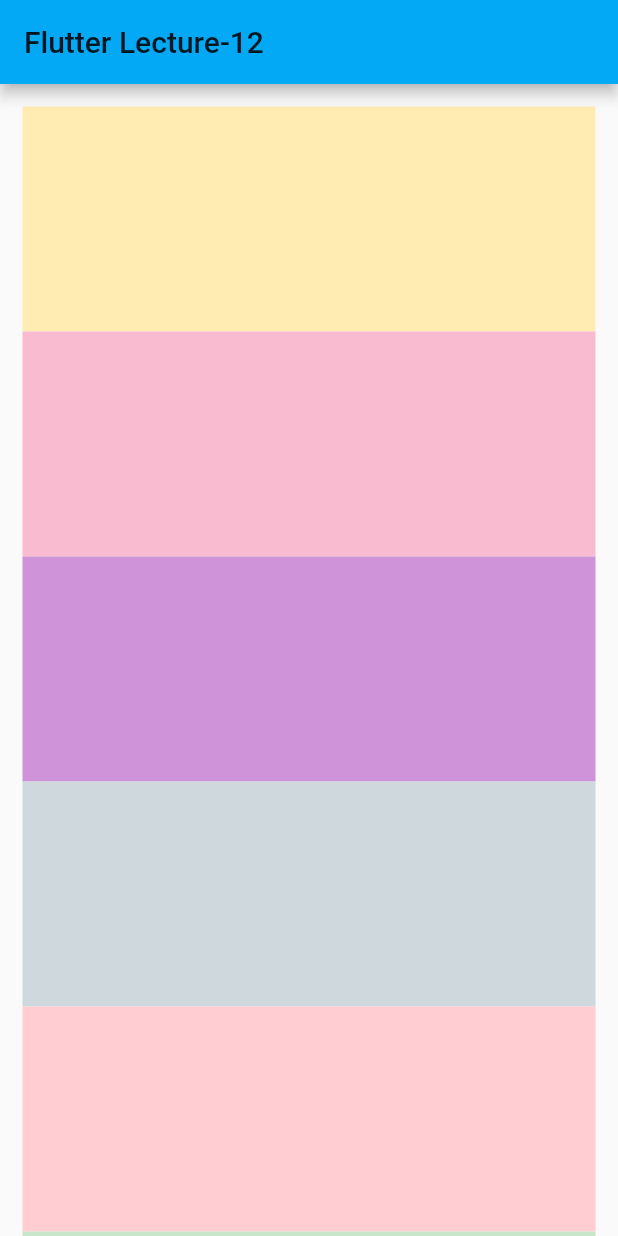
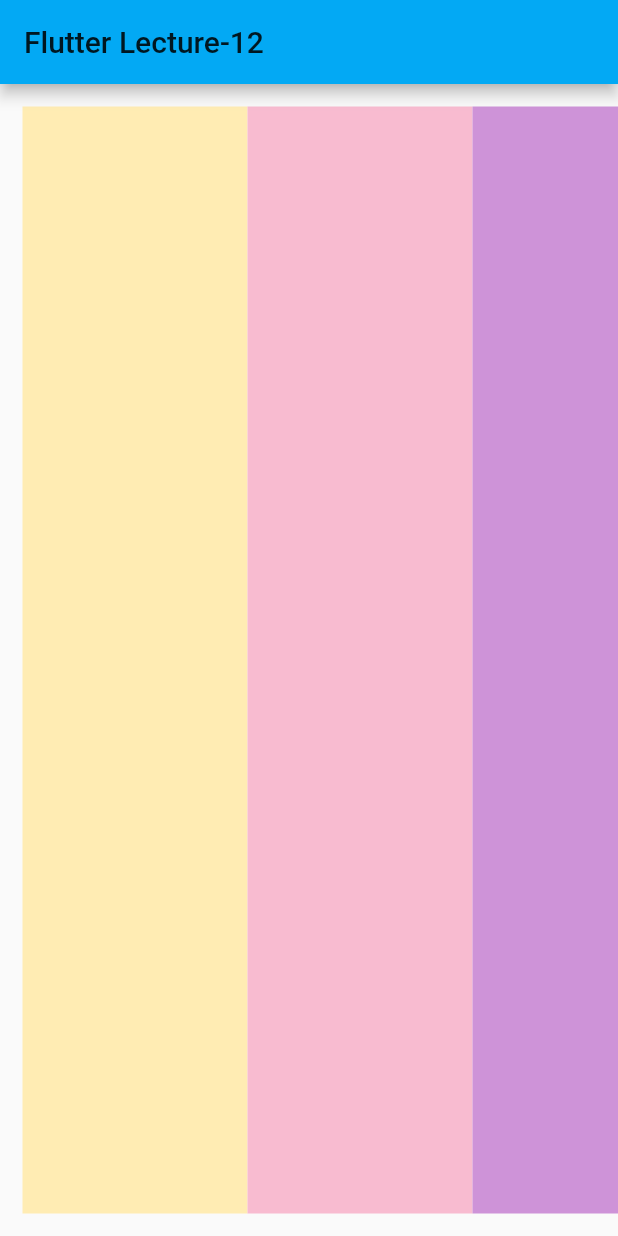
Before and after one commit to moniradiu/flutter-class-app, a Flutter app: the screen it shows after launch, on a phone screen of 412 x 824 dp. Run offline on Flutter 3.47's test engine with Material 2 defaults, Android fonts, the phone set to English and light mode, and no system bars.

Commit message:
SingleChildScrollView Row

```diff
--- a/lib/main.dart
+++ b/lib/main.dart
@@ -36,74 +36,42 @@ class _MyHomePageState extends State<MyHomePage> {
       appBar: AppBar(
         title: Text(widget.title),
       ),
-      body: SingleChildScrollView(
+      body: Container(
+        child: SingleChildScrollView(
           padding: const EdgeInsets.all(15),
-        scrollDirection: Axis.vertical,
-        child: Column(
+          scrollDirection: Axis.horizontal,
+          child: Row(
             children: [
               Container(
-              height: 150,
+                width: 150,
                 color: Colors.amber[100],
               ),
               Container(
-              height: 150,
+                width: 150,
                 color: Colors.pink[100],
               ),
               Container(
-              height: 150,
+                width: 150,
                 color: Colors.purple[200],
               ),
               Container(
-              height: 150,
+                width: 150,
                 color: Colors.blueGrey[100],
               ),
               Container(
-              height: 150,
+                width: 150,
                 color: Colors.red[100],
               ),
               Container(
-              height: 150,
+                width: 150,
                 color: Colors.green[100],
               ),
               Container(
-              height: 150,
+                width: 150,
                 color: Colors.lime[100],
               ),
-
-            // TextField(
-            //   controller: textEditingController,
-            //   cursorColor: Colors.green,
-            //   cursorHeight: 30,
-            //   decoration: InputDecoration(
-            //       contentPadding:
-            //           EdgeInsets.symmetric(vertical: 10, horizontal: 10),
-            //       fillColor: Colors.black12,
-            //       filled: true,
-            //       hintText: "Enter Your Name",
-            //       hintStyle: TextStyle(color: Colors.deepPurple),
-            //       labelText: "First Name",
-            //       labelStyle: TextStyle(color: Colors.blue[20], fontSize: 20),
-            //       border: OutlineInputBorder(
-            //           borderRadius: BorderRadius.circular(10),
-            //           borderSide: BorderSide(color: Colors.orange, width: 2)),
-            //       enabledBorder: OutlineInputBorder(
-            //           borderRadius: BorderRadius.circular(10),
-            //           borderSide: BorderSide(color: Colors.green)),
-            //       focusedBorder: OutlineInputBorder(
-            //           borderRadius: BorderRadius.circular(10),
-            //           borderSide: BorderSide(color: Colors.red)),
-            //       disabledBorder: OutlineInputBorder(
-            //           borderRadius: BorderRadius.circular(10)),
-            //       prefixIcon: const Icon(
-            //         Icons.location_city,
-            //         color: Colors.green,
-            //       ),
-            //       suffixIcon: Icon(
-            //         Icons.arrow_upward_outlined,
-            //         color: Colors.green,
-            //       )),
-            // ),
             ],
+          ),
         ),
       ),
     );
```
Lines whose indentation alone changed are shown as unchanged.
